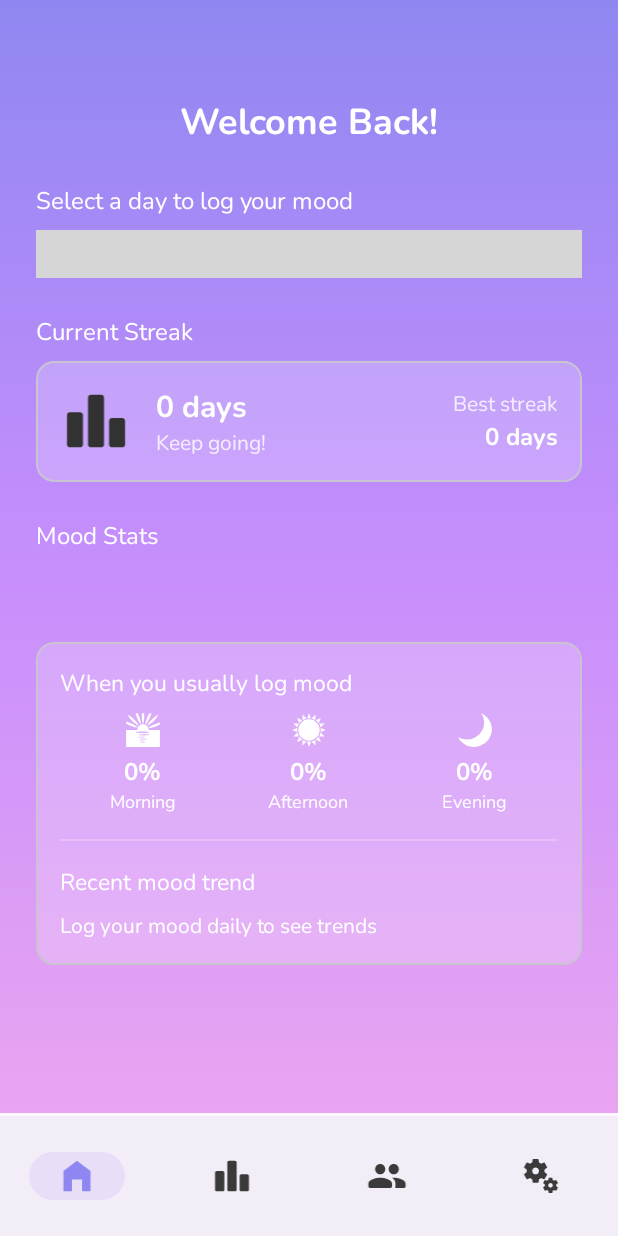
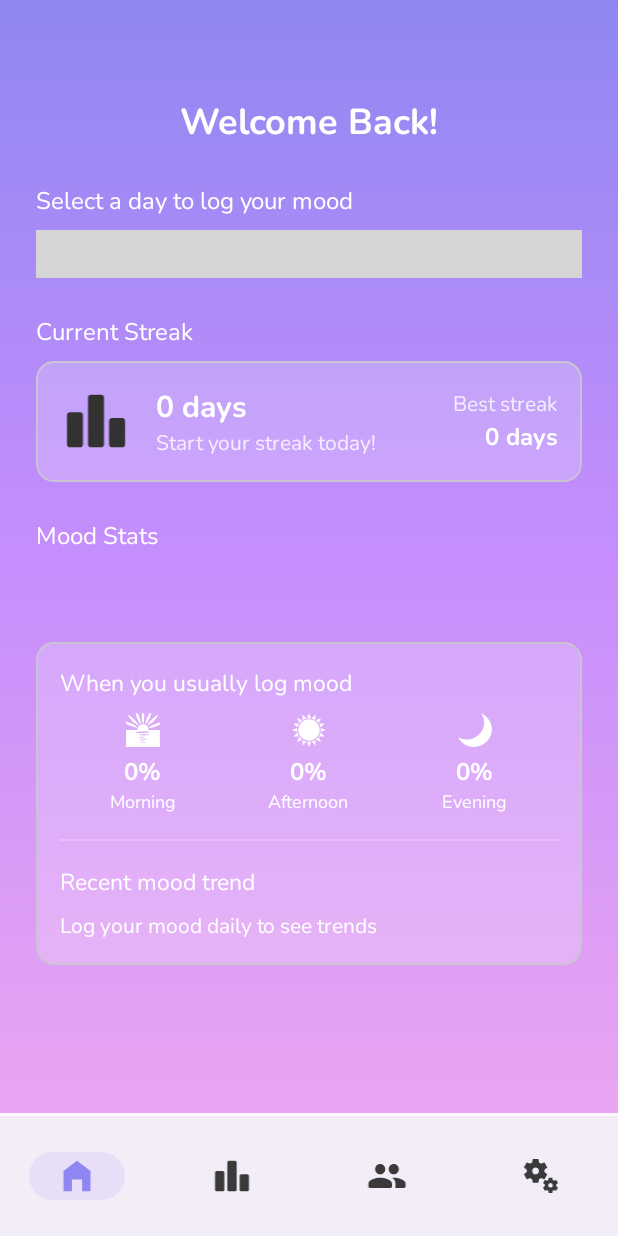
Before and after one commit to whoisridze/MoodTracker, an Android app: the screen it shows after launch (MainActivity), on a phone screen of 412 x 824 dp. Run offline under Robolectric (Android 15) with nearby library versions, the phone set to English and light mode, and no system bars; our stand-ins replace navigation-ui; libraries missing offline, so code that uses them is left out: com.kizitonwose.calendar; plain views replace CalendarView; 7 statements that could not run were skipped; grey boxes are pictures that could not be loaded.

Commit message:
feat(dashboard): implement dynamic motivational messages based on streak count

```diff
--- a/app/src/main/java/com/whoisridze/moodtracker/ui/dashboard/DashboardFragment.kt
+++ b/app/src/main/java/com/whoisridze/moodtracker/ui/dashboard/DashboardFragment.kt
@@ -38,6 +38,8 @@ class DashboardFragment : Fragment(R.layout.fragment_dashboard) {
     private lateinit var tvStreakCount: TextView
     private lateinit var tvBestStreakCount: TextView
 
+    private lateinit var tvMotivation: TextView
+
     override fun onViewCreated(view: View, savedInstanceState: Bundle?) {
         super.onViewCreated(view, savedInstanceState)
 
@@ -51,6 +53,8 @@ class DashboardFragment : Fragment(R.layout.fragment_dashboard) {
 
         tvStreakCount = view.findViewById(R.id.tvStreakCount)
         tvBestStreakCount = view.findViewById(R.id.tvBestStreakCount)
+
+        tvMotivation = view.findViewById(R.id.tvMotivation)
 
         val factory = DashboardViewModelFactory(MoodRepositoryImpl(requireContext()))
         viewModel = ViewModelProvider(this, factory)[DashboardViewModel::class.java]
@@ -87,6 +91,10 @@ class DashboardFragment : Fragment(R.layout.fragment_dashboard) {
             tvBestStreakCount.text = resources.getQuantityString(
                 R.plurals.daysCount, streak, streak
             )
+        }
+
+        viewModel.motivationalMessage.observe(viewLifecycleOwner) { message ->
+            tvMotivation.text = message
         }
 
         val currentMonth = YearMonth.now()
--- a/app/src/main/java/com/whoisridze/moodtracker/ui/dashboard/DashboardViewModel.kt
+++ b/app/src/main/java/com/whoisridze/moodtracker/ui/dashboard/DashboardViewModel.kt
@@ -37,6 +37,9 @@ class DashboardViewModel(
     private val _bestStreak = MutableLiveData<Int>()
     val bestStreak: LiveData<Int> = _bestStreak
 
+    private val _motivationalMessage = MutableLiveData<String>()
+    val motivationalMessage: LiveData<String> = _motivationalMessage
+
     init {
         loadMoodData()
     }
@@ -53,6 +56,7 @@ class DashboardViewModel(
             val streakResult = calculateStreaksUseCase.execute(entries)
             _currentStreak.postValue(streakResult.currentStreak)
             _bestStreak.postValue(streakResult.bestStreak)
+            _motivationalMessage.postValue(generateMotivationalMessage(streakResult.currentStreak))
         }
     }
 
@@ -174,6 +178,22 @@ class DashboardViewModel(
         }
     }
 
+    private fun generateMotivationalMessage(streak: Int): String {
+        return when {
+            streak == 0 -> "Start your streak today!"
+            streak == 1 -> "Great start! Keep going!"
+            streak in 2..3 -> "You're building momentum!"
+            streak in 4..6 -> "Impressive consistency!"
+            streak == 7 -> "A full week - amazing work!"
+            streak in 8..13 -> "You're making this a habit!"
+            streak in 14..20 -> "Two weeks strong! Outstanding!"
+            streak in 21..29 -> "You're truly dedicated!"
+            streak == 30 -> "A whole month! Incredible!"
+            streak > 30 -> "You're unstoppable! ${streak} days!"
+            else -> "Keep tracking your moods!"
+        }
+    }
+
     fun refreshData() {
         loadMoodData()
     }
--- a/app/src/main/res/layout/fragment_dashboard.xml
+++ b/app/src/main/res/layout/fragment_dashboard.xml
@@ -113,6 +113,7 @@
                         android:textStyle="bold" />
 
                     <TextView
+                        android:id="@+id/tvMotivation"
                         android:layout_width="wrap_content"
                         android:layout_height="wrap_content"
                         android:fontFamily="@font/nunito"
```
